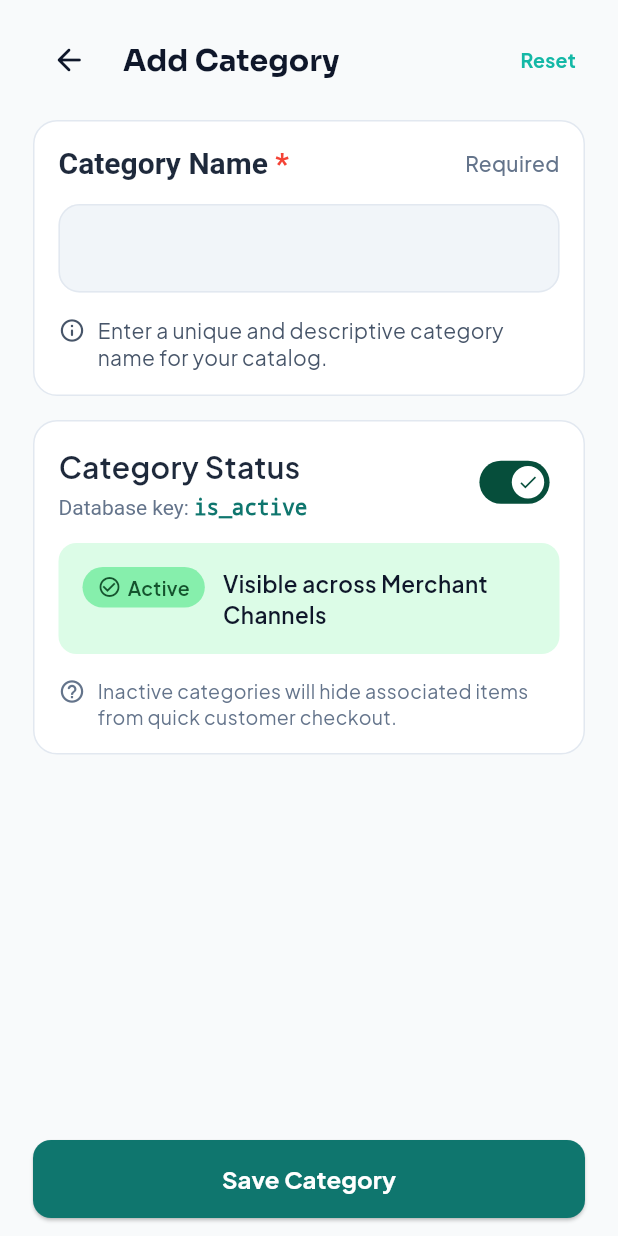
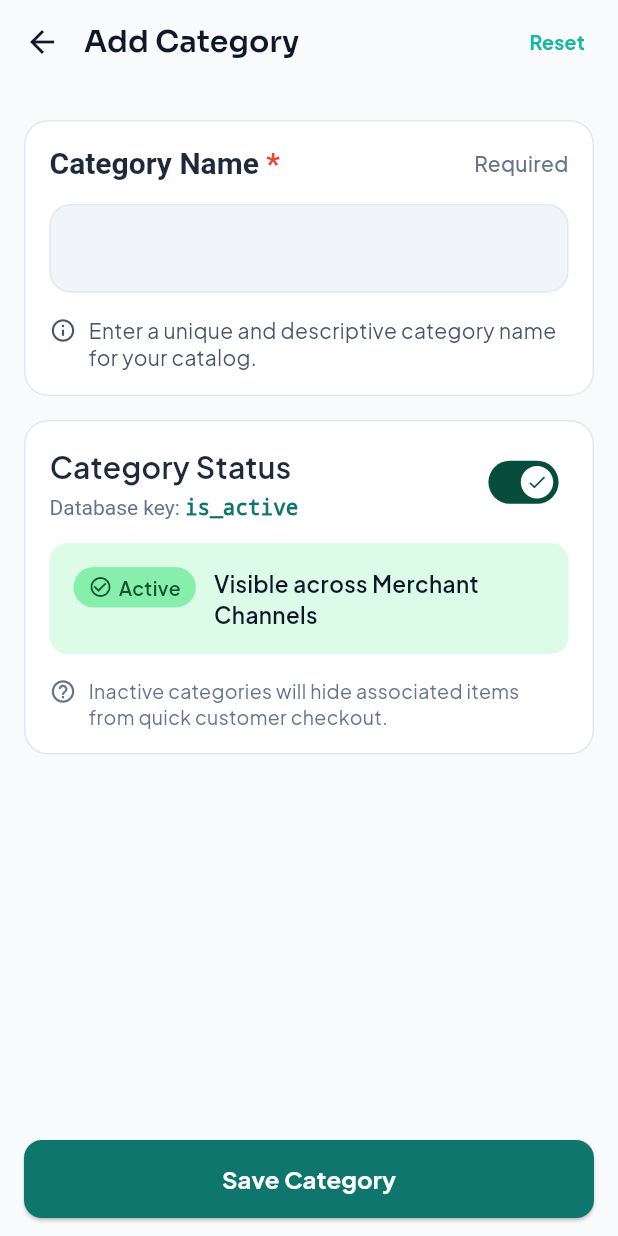
Before and after one commit to dev-Abubakar020/stockpulse, a Flutter app: the AddCategories screen opened by its route, on a phone screen of 412 x 824 dp. Run offline on Flutter 3.47's test engine with Material 3 defaults, Android fonts, the phone set to English and light mode, and no system bars; our stand-ins replace cached_network_image, connectivity_plus, firebase_auth, firebase_core, flutter_native_splash, get and 6 more; accounts and stored records are empty; network calls fail.

Commit message:
Adjust AppBar

```diff
--- /dev/null
+++ b/lib/common/widgets/appbar.dart
@@ -0,0 +1,113 @@
+// import 'package:flutter/material.dart';
+// import 'package:get/get.dart';
+//
+// class CustomAppBar extends StatelessWidget implements PreferredSizeWidget {
+//   const CustomAppBar({
+//     super.key,
+//     this.title,
+//     this.actions,
+//     this.leadingIcon,
+//     this.leadingOnPressed,
+//     this.showBackArrow = false,
+//   });
+//
+//   final Widget? title;
+//   final bool showBackArrow;
+//   final IconData? leadingIcon;
+//   final List<Widget>? actions;
+//   final VoidCallback? leadingOnPressed;
+//
+//   @override
+//   Widget build(BuildContext context) {
+//     return AppBar(
+//       backgroundColor: Colors.transparent,
+//       elevation: 0,
+//       automaticallyImplyLeading: false,
+//       leadingWidth: 56,
+//       leading: showBackArrow
+//           ? IconButton(
+//         onPressed: () => Get.back(),
+//         icon: const Icon(Icons.arrow_back),
+//       )
+//           : leadingIcon != null
+//           ? IconButton(
+//         onPressed: leadingOnPressed,
+//         icon: Icon(leadingIcon),
+//       )
+//           : null,
+//
+//       title: title,
+//
+//       // When there is NO leading widget,
+//       // title starts at standard 16px.
+//       titleSpacing: showBackArrow || leadingIcon != null ? 0 : 16,
+//
+//       actions: actions,
+//
+//       // Material 3
+//       actionsPadding: const EdgeInsets.only(right: 16),
+//     );
+//   }
+//
+//   @override
+//   Size get preferredSize => const Size.fromHeight(kToolbarHeight);
+// }
+
+import 'package:flutter/material.dart';
+import 'package:get/get.dart';
+
+class CustomAppBar extends StatelessWidget implements PreferredSizeWidget {
+  const CustomAppBar({
+    super.key,
+    this.title,
+    this.actions,
+    this.leadingIcon,
+    this.leadingOnPressed,
+    this.showBackArrow = false,
+    this.centerTitle = false,
+  });
+
+  final Widget? title;
+  final bool showBackArrow;
+  final bool centerTitle;
+  final IconData? leadingIcon;
+  final List<Widget>? actions;
+  final VoidCallback? leadingOnPressed;
+
+  @override
+  Widget build(BuildContext context) {
+    return AppBar(
+      backgroundColor: Colors.transparent,
+      elevation: 0,
+      automaticallyImplyLeading: false,
+
+      leadingWidth: 56,
+
+      leading: showBackArrow
+          ? IconButton(
+        onPressed: () => Get.back(),
+        icon: const Icon(Icons.arrow_back),
+      )
+          : leadingIcon != null
+          ? IconButton(
+        onPressed: leadingOnPressed,
+        icon: Icon(leadingIcon),
+      )
+          : null,
+
+      title: title,
+
+      // Left aligned by default
+      centerTitle: centerTitle,
+
+      // 16px from left when no leading widget
+      titleSpacing: showBackArrow || leadingIcon != null ? 0 : 16,
+
+      actions: actions,
+      actionsPadding: const EdgeInsets.only(right: 16),
+    );
+  }
+
+  @override
+  Size get preferredSize => const Size.fromHeight(kToolbarHeight);
+}
--- a/lib/common/widgets/custom_appbar.dart
+++ /dev/null
@@ -1,53 +0,0 @@
-import 'package:flutter/material.dart';
-
-class CustomAppBar extends StatelessWidget implements PreferredSizeWidget {
-  const CustomAppBar({
-    super.key,
-    required this.title,
-    this.showBackButton = false,
-    this.onBackPressed,
-    this.actions,
-  });
-
-  final String title;
-  final bool showBackButton;
-  final VoidCallback? onBackPressed;
-  final List<Widget>? actions;
-
-  @override
-  Widget build(BuildContext context) {
-    return SafeArea(
-      child: SizedBox(
-        height: kToolbarHeight,
-        child: Row(
-          children: [
-            if (showBackButton) ...[
-              IconButton(
-                padding: EdgeInsets.zero,
-                constraints: const BoxConstraints(),
-                icon: const Icon(Icons.arrow_back_rounded),
-                onPressed: onBackPressed ?? () => Navigator.of(context).pop(),
-              ),
-              const SizedBox(width: 12),
-            ],
-            // Expanded keeps the title flexible without overlapping
-            Expanded(
-              child: Text(
-                title,
-                maxLines: 1,
-                overflow: TextOverflow.ellipsis,
-                style: Theme.of(context).textTheme.titleLarge?.copyWith(
-                  fontWeight: FontWeight.bold,
-                ),
-              ),
-            ),
-            if (actions != null) ...actions!,
-          ],
-        ),
-      ),
-    );
-  }
-
-  @override
-  Size get preferredSize => const Size.fromHeight(kToolbarHeight);
-}
--- a/lib/views/addcategories.dart
+++ b/lib/views/addcategories.dart
@@ -1,9 +1,9 @@
 import 'package:flutter/material.dart';
 import 'package:get/get.dart';
-import 'package:stockpulse/common/widgets/custom_appbar.dart';
-import 'package:stockpulse/common/widgets/custome_textbutton.dart';
 import 'package:stockpulse/controllers/category_controller.dart';
 import 'package:stockpulse/utils/app_constants.dart';
+import '../common/widgets/appbar.dart';
+import '../common/widgets/custome_textbutton.dart';
 
 class AddCategories extends StatelessWidget {
   const AddCategories({super.key});
@@ -14,23 +14,23 @@ class AddCategories extends StatelessWidget {
     final CategoryController controller = Get.find<CategoryController>();
 
     return Scaffold(
+      appBar: CustomAppBar(
+        title: Text(AppConstants.addCat),
+        showBackArrow: true,
+        actions: [
+          CustomTextButton(
+            text: AppConstants.reset,
+            onPressed: () {
+              controller.clearForm();
+            },
+          )
+        ],
+      ),
       body: SafeArea(
         child: Padding(
-          padding: const EdgeInsets.symmetric(horizontal: 22, vertical: 12),
+          padding: const EdgeInsets.symmetric(horizontal: 16, vertical: 12),
           child: Column(
             children: [
-              CustomAppBar(
-                title: AppConstants.addCat,
-                showBackButton: true,
-                actions: [
-                  CustomTextButton(
-                    text: AppConstants.reset,
-                    onPressed: () {
-                      controller.clearForm();
-                    },
-                  )
-                ],
-              ),
               const SizedBox(height: 12),
               Expanded(
                 child: SingleChildScrollView(
--- a/lib/views/allcategories.dart
+++ b/lib/views/allcategories.dart
@@ -1,12 +1,12 @@
 import 'package:flutter/material.dart';
 import 'package:get/get.dart';
 import 'package:stockpulse/common/widgets/CustomSearchField.dart';
-import 'package:stockpulse/common/widgets/custom_appbar.dart';
 import 'package:stockpulse/common/route/app_routes.dart';
 import 'package:stockpulse/controllers/category_controller.dart';
 import 'package:stockpulse/models/category_model.dart';
 import 'package:stockpulse/utils/app_constants.dart';
 import '../common/widgets/Custom_filter.dart';
+import '../common/widgets/appbar.dart';
 
 class AllCategories extends StatelessWidget {
   const AllCategories({super.key});
@@ -22,7 +22,7 @@ class AllCategories extends StatelessWidget {
           padding: const EdgeInsets.symmetric(horizontal: 22, vertical: 12),
           child: Column(
             children: [
-              const CustomAppBar(title: AppConstants.addCat, showBackButton: true),
+              const CustomAppBar(title: Text(AppConstants.allCat), showBackArrow: true),
               const SizedBox(height: 10),
               CustomSearchField(
                 hintText: AppConstants.searchCat,
--- a/lib/views/authScreens/phonedetailScreen.dart
+++ b/lib/views/authScreens/phonedetailScreen.dart
@@ -5,7 +5,6 @@ import 'package:google_fonts/google_fonts.dart';
 import 'package:stockpulse/common/data/countries_data.dart';
 import 'package:stockpulse/common/data/phone_hint.dart';
 import 'package:stockpulse/common/theme/theme_helper.dart';
-import 'package:stockpulse/common/widgets/custom_appbar.dart';
 import 'package:stockpulse/common/widgets/custom_button.dart';
 import 'package:stockpulse/common/widgets/custom_TextField.dart';
 import 'package:stockpulse/common/widgets/custome_textbutton.dart';
@@ -13,6 +12,7 @@ import 'package:stockpulse/controllers/loginController.dart';
 import 'package:stockpulse/models/country_model.dart';
 import 'package:stockpulse/utils/app_constants.dart';
 
+import '../../common/widgets/appbar.dart';
 import '../../common/widgets/themetogglebtn.dart';
 
 class PhoneDetailScreen extends StatefulWidget {
@@ -75,8 +75,8 @@ class _PhoneDetailScreenState extends State<PhoneDetailScreen> {
                   children: [
                     // Top bar
                     CustomAppBar(
-                      showBackButton: true,
-                      title: AppConstants.phoneLoginTitle,
+                      showBackArrow: true,
+                      title: Text(AppConstants.phoneLoginTitle),
                       actions: const [ThemeToggleButton()],
                     ),
                     const SizedBox(height: 28),
--- a/lib/views/authScreens/resetPassword.dart
+++ b/lib/views/authScreens/resetPassword.dart
@@ -2,11 +2,12 @@ import 'package:flutter/material.dart';
 import 'package:get/get.dart';
 import 'package:google_fonts/google_fonts.dart';
 import 'package:stockpulse/common/theme/theme_helper.dart';
-import 'package:stockpulse/common/widgets/custom_appbar.dart';
 import 'package:stockpulse/common/widgets/custom_button.dart';
 import 'package:stockpulse/common/widgets/custom_TextField.dart';
 import 'package:stockpulse/controllers/forgotPasswordController.dart';
 import 'package:stockpulse/utils/app_constants.dart';
+
+import '../../common/widgets/appbar.dart';
 
 class ResetPasswordScreen extends GetView<ForgotPasswordController> {
   const ResetPasswordScreen({super.key});
@@ -33,8 +34,7 @@ class ResetPasswordScreen extends GetView<ForgotPasswordController> {
                     crossAxisAlignment: CrossAxisAlignment.stretch,
                     children: [
                       CustomAppBar(
-                        title: AppConstants.createNewPassword,
-                        onBackPressed: () => Get.back(),
+                        title: Text(AppConstants.createNewPassword),
                       ),
                       const SizedBox(height: 28),
 
--- a/lib/views/dashboardScreens/Setting.dart
+++ b/lib/views/dashboardScreens/Setting.dart
@@ -1,11 +1,11 @@
 import 'package:flutter/material.dart';
 import 'package:get/get.dart';
-import 'package:stockpulse/common/widgets/custom_appbar.dart';
 import 'package:stockpulse/common/widgets/custom_header.dart';
 import 'package:stockpulse/utils/app_constants.dart';
 import 'package:url_launcher/url_launcher.dart';
 
 import '../../common/theme/theme_helper.dart';
+import '../../common/widgets/appbar.dart';
 import '../../common/widgets/custom_MenuTile.dart';
 import '../../controllers/loginController.dart';
 
@@ -22,7 +22,7 @@ class SettingPage extends StatelessWidget {
           bottom: false,
           child: Column(
             children: [
-              CustomAppBar(title: AppConstants.settingTitle,showBackButton: true,),
+              CustomAppBar(title: Text(AppConstants.settingTitle),showBackArrow: true,),
               Expanded(
                 child: ListView(
                   padding: const EdgeInsets.symmetric(horizontal: 16, vertical: 8),
--- a/lib/views/dashboardScreens/allProducts.dart
+++ b/lib/views/dashboardScreens/allProducts.dart
@@ -8,11 +8,11 @@ import 'package:google_fonts/google_fonts.dart';
 import 'package:shimmer/shimmer.dart';
 import 'package:stockpulse/common/route/app_routes.dart';
 import 'package:stockpulse/common/theme/theme_helper.dart';
-import 'package:stockpulse/common/widgets/custom_appbar.dart';
 import 'package:stockpulse/utils/app_colors.dart';
 import 'package:stockpulse/utils/app_constants.dart';
 import '../../common/widgets/CustomSearchField.dart';
 import '../../common/widgets/Custom_filter.dart';
+import '../../common/widgets/appbar.dart';
 import '../../common/widgets/emptyfilter.dart';
 import '../../common/widgets/product_shimmer.dart';
 import '../../controllers/allProductsController.dart';
@@ -38,7 +38,7 @@ class AllProducts extends GetView<ProductController>  {
                 children: [
                   //AppBar
                   CustomAppBar(
-                    title: AppConstants.productTitle,
+                    title: Text(AppConstants.productTitle),
                     actions: [
                       Container(
                         decoration: BoxDecoration(
--- a/lib/views/dashboardScreens/purchasePage.dart
+++ b/lib/views/dashboardScreens/purchasePage.dart
@@ -4,13 +4,12 @@ import 'package:google_fonts/google_fonts.dart';
 
 import 'package:stockpulse/common/route/app_routes.dart';
 import 'package:stockpulse/common/theme/theme_helper.dart';
-import 'package:stockpulse/common/widgets/custom_appbar.dart';
 import 'package:stockpulse/utils/app_constants.dart';
 
 import '../../common/widgets/CustomSearchField.dart';
 import '../../common/widgets/Custom_filter.dart';
+import '../../common/widgets/appbar.dart';
 import '../../common/widgets/custom_statuschip.dart';
-import '../../common/widgets/custom_button.dart';
 import '../../common/widgets/cutom_TransactionTile.dart';
 
 import '../../common/widgets/emptyfilter.dart';
@@ -46,7 +45,7 @@ class PurchasePage extends StatelessWidget {
               crossAxisAlignment: CrossAxisAlignment.start,
               children: [
                 CustomAppBar(
-                  title: AppConstants.purchaseTitle,
+                  title: Text(AppConstants.purchaseTitle),
                   actions: [
                     Container(
                       decoration: BoxDecoration(
--- a/lib/views/dashboardScreens/saleView.dart
+++ b/lib/views/dashboardScreens/saleView.dart
@@ -4,12 +4,12 @@ import 'package:google_fonts/google_fonts.dart';
 import 'package:stockpulse/common/route/app_routes.dart';
 import 'package:stockpulse/common/theme/theme_helper.dart';
 import 'package:stockpulse/common/widgets/custom_statuschip.dart';
-import 'package:stockpulse/common/widgets/custom_appbar.dart';
 import 'package:stockpulse/controllers/sale_controller.dart';
 import 'package:stockpulse/utils/app_constants.dart';
 
 import '../../common/widgets/CustomSearchField.dart';
 import '../../common/widgets/Custom_filter.dart';
+import '../../common/widgets/appbar.dart';
 import '../../common/widgets/custom_button.dart';
 import '../../common/widgets/cutom_TransactionTile.dart';
 import '../../common/widgets/emptyfilter.dart';
@@ -36,7 +36,7 @@ class SaleView extends StatelessWidget {
               crossAxisAlignment: CrossAxisAlignment.start,
               children: [
                 CustomAppBar(
-                  title: AppConstants.saleTitle,
+                  title: Text(AppConstants.saleTitle),
                   actions: [
                     Container(
                       decoration: BoxDecoration(
--- a/lib/views/productDetailView.dart
+++ b/lib/views/productDetailView.dart
@@ -5,11 +5,11 @@ import 'package:get/get.dart';
 import 'package:google_fonts/google_fonts.dart';
 import 'package:shimmer/shimmer.dart';
 import 'package:stockpulse/common/theme/theme_helper.dart';
-import 'package:stockpulse/common/widgets/custom_appbar.dart';
 import 'package:stockpulse/common/widgets/custom_button.dart';
 import 'package:stockpulse/common/widgets/custom_statuschip.dart';
 import 'package:stockpulse/utils/app_constants.dart';
 import '../common/route/app_routes.dart';
+import '../common/widgets/appbar.dart';
 import '../controllers/allProductsController.dart';
 import '../models/productItemModel.dart';
 
@@ -30,8 +30,8 @@ class ProductDetailView extends GetView<ProductController> {
     return Scaffold(
       backgroundColor: theme.background,
       appBar: CustomAppBar(
-        title: AppConstants.detailPTitle,
-        showBackButton: true,
+        title: Text(AppConstants.detailPTitle),
+        showBackArrow: true,
         actions: [
           Padding(
             padding: const EdgeInsets.only(right: 22),
```
Also changed, not shown: lib/views/addexpenses.dart (+4 -3 lines), lib/views/addpurchase.dart (+3 -4 lines), lib/views/addsale.dart (+3 -4 lines), lib/views/authScreens/forgotPassword.dart (+4 -4 lines), lib/views/dashboardScreens/morescreen.dart (+4 -4 lines).
